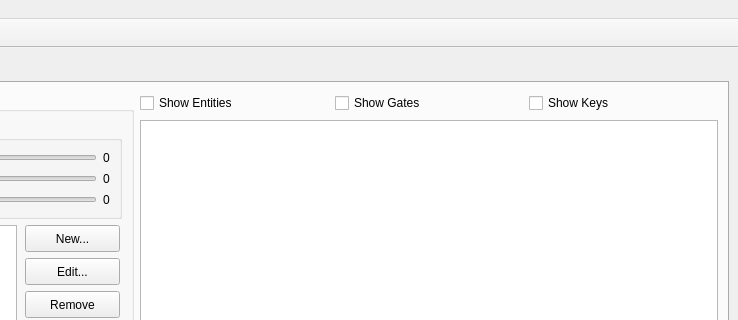
Above: ui/editorwindow.ui from hkeeble/ProcLevelDesigner before the change; both pictures show x 183 to 921 and y 0 to 320 of the 921 by 668 pixel window. Below: the same form after it.
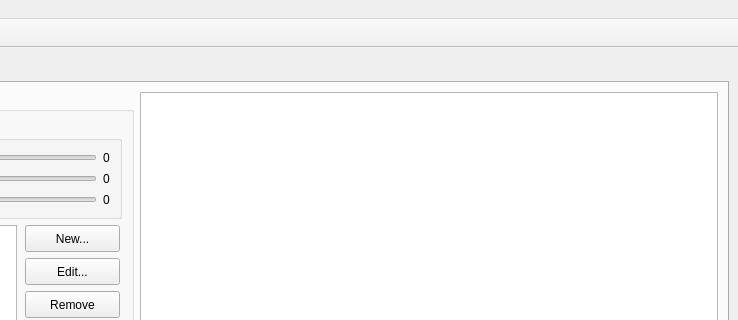
That is the form after the change. Custom widgets are drawn as their Qt base class.

```diff
--- a/ui/editorwindow.ui
+++ b/ui/editorwindow.ui
@@ -601,81 +601,6 @@
               <property name="sizeConstraint">
                <enum>QLayout::SetMinimumSize</enum>
               </property>
-              <item>
-               <widget class="QCheckBox" name="checkBox_4">
-                <property name="sizePolicy">
-                 <sizepolicy hsizetype="Minimum" vsizetype="Minimum">
-                  <horstretch>0</horstretch>
-                  <verstretch>0</verstretch>
-                 </sizepolicy>
-                </property>
-                <property name="minimumSize">
-                 <size>
-                  <width>0</width>
-                  <height>22</height>
-                 </size>
-                </property>
-                <property name="maximumSize">
-                 <size>
-                  <width>16777215</width>
-                  <height>22</height>
-                 </size>
-                </property>
-                <property name="text">
-                 <string>Show Entities</string>
-                </property>
-               </widget>
-              </item>
-              <item>
-               <widget class="QCheckBox" name="checkBox_3">
-                <property name="sizePolicy">
-                 <sizepolicy hsizetype="Minimum" vsizetype="Minimum">
-                  <horstretch>0</horstretch>
-                  <verstretch>0</verstretch>
-                 </sizepolicy>
-                </property>
-                <property name="minimumSize">
-                 <size>
-                  <width>0</width>
-                  <height>22</height>
-                 </size>
-                </property>
-                <property name="maximumSize">
-                 <size>
-                  <width>16777215</width>
-                  <height>22</height>
-                 </size>
-                </property>
-                <property name="text">
-                 <string>Show Gates</string>
-                </property>
-               </widget>
-              </item>
-              <item>
-               <widget class="QCheckBox" name="checkBox_2">
-                <property name="sizePolicy">
-                 <sizepolicy hsizetype="Minimum" vsizetype="Minimum">
-                  <horstretch>0</horstretch>
-                  <verstretch>0</verstretch>
-                 </sizepolicy>
-                </property>
-                <property name="minimumSize">
-                 <size>
-                  <width>0</width>
-                  <height>22</height>
-                 </size>
-                </property>
-                <property name="maximumSize">
-                 <size>
-                  <width>16777215</width>
-                  <height>22</height>
-                 </size>
-                </property>
-                <property name="text">
-                 <string>Show Keys</string>
-                </property>
-               </widget>
-              </item>
              </layout>
             </item>
             <item>
```
Left out of the diff: 10 changed lines with no effect on the pictures.
